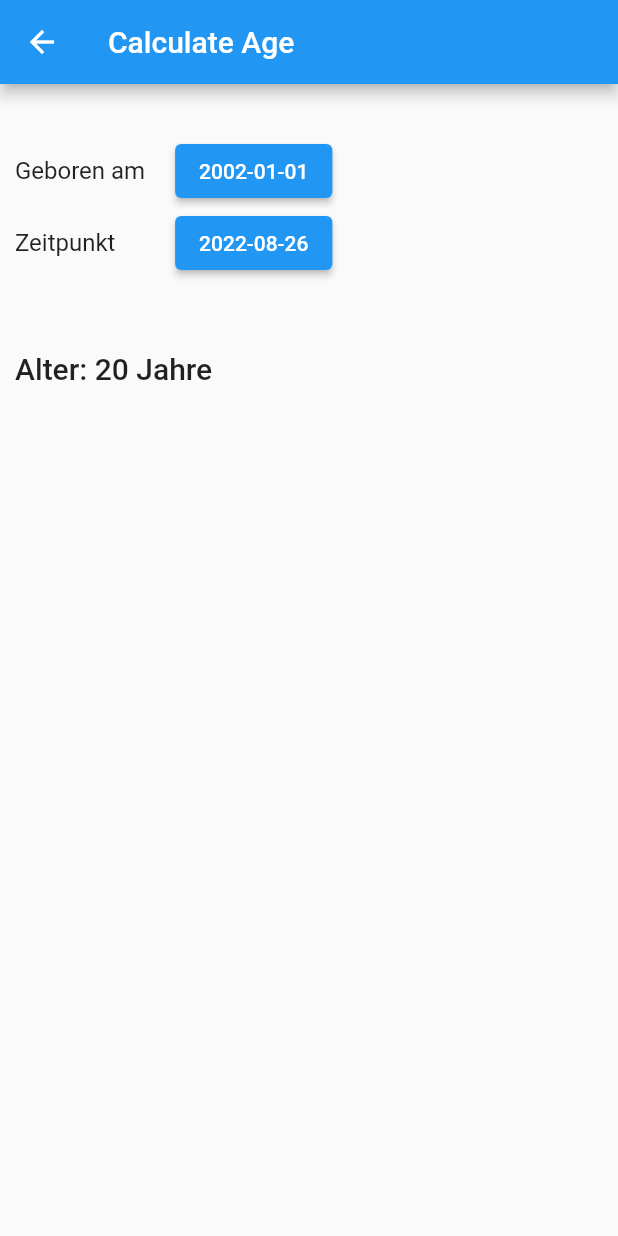
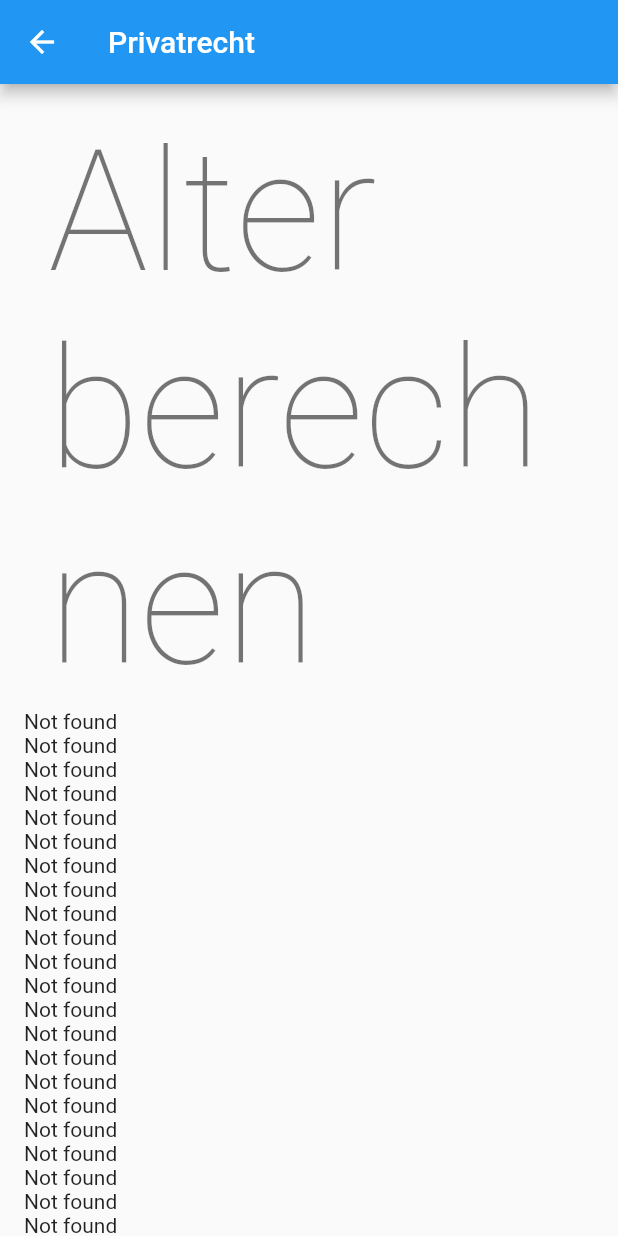
Before and after one commit to SteffBauer/legal_info, a Flutter app: the screen it shows after launch, after a tap on "Privatrecht", on a phone screen of 412 x 824 dp. Run offline on Flutter 3.47's test engine with Material 2 defaults, Android fonts, the phone set to English and light mode, and no system bars.

Commit message:
Work on views and project structure

```diff
--- a/lib/main.dart
+++ b/lib/main.dart
@@ -1,5 +1,11 @@
 import 'package:flutter/material.dart';
-import 'package:legal_info/tools/modules/calcAge.dart';
+import 'package:legal_info/mappings/view_module_mapping.dart';
+import 'package:legal_info/mappings/view_text_mapping.dart';
+import 'package:legal_info/models/enum_view_list.dart';
+import 'package:legal_info/models/view_detail_model.dart';
+import 'package:legal_info/views/overview_area.dart';
+import 'models/view_list_model.dart';
+import 'views/tools/modules/calcAge.dart';
 
 void main() {
   runApp(const MyApp());
@@ -7,6 +13,7 @@ void main() {
 
 class MyApp extends StatelessWidget {
   const MyApp({Key? key}) : super(key: key);
+  static const String notFound = 'Not found';
 
   // This widget is the root of your application.
   @override
@@ -41,7 +48,10 @@ class MyHomePage extends StatefulWidget {
 class _MyHomePageState extends State<MyHomePage> {
   @override
   Widget build(BuildContext context) {
-    final textStyle = Theme.of(context).textTheme.titleLarge;
+    final textStyle = Theme.of(context)
+        .textTheme
+        .titleLarge
+        ?.merge(const TextStyle(overflow: TextOverflow.ellipsis));
     const iconSize = 40.0;
 
     return Scaffold(
@@ -59,31 +69,13 @@ class _MyHomePageState extends State<MyHomePage> {
                   mainAxisAlignment: MainAxisAlignment.end,
                   crossAxisAlignment: CrossAxisAlignment.end,
                   children: <Widget>[
-                    _getColumn(
-                        context,
-                        Text(
-                          "Privatrecht",
-                          style: textStyle,
-                        ),
-                        const Icon(
-                          Icons.gavel,
-                          size: iconSize,
-                        ))
+                    _getColumn(context, ViewListType.PrivateLaw),
                   ],
                 ),
                 Row(
                     mainAxisAlignment: MainAxisAlignment.end,
                     children: <Widget>[
-                      _getColumn(
-                          context,
-                          Text(
-                            "Text",
-                            style: textStyle,
-                          ),
-                          const Icon(
-                            Icons.gavel,
-                            size: iconSize,
-                          ))
+                      _getColumn(context, ViewListType.PublicLaw)
                     ]),
               ],
             ),
@@ -94,32 +86,12 @@ class _MyHomePageState extends State<MyHomePage> {
                   mainAxisAlignment: MainAxisAlignment.end,
                   crossAxisAlignment: CrossAxisAlignment.end,
                   children: <Widget>[
-                    _getColumn(
-                        context,
-                        Text(
-                          "Text",
-                          style: textStyle,
-                        ),
-                        const Icon(
-                          Icons.gavel,
-                          size: iconSize,
-                        ))
+                    _getColumn(context, ViewListType.CriminalLaw)
                   ],
                 ),
                 Row(
                   mainAxisAlignment: MainAxisAlignment.end,
-                  children: <Widget>[
-                    _getColumn(
-                        context,
-                        Text(
-                          "Tools",
-                          style: textStyle,
-                        ),
-                        const Icon(
-                          Icons.gavel,
-                          size: iconSize,
-                        ))
-                  ],
+                  children: <Widget>[_getColumn(context, ViewListType.Tools)],
                 ),
               ],
             ),
@@ -129,7 +101,36 @@ class _MyHomePageState extends State<MyHomePage> {
     );
   }
 
-  Widget _getColumn(context, Text text, Icon icon) {
+  Widget _getColumn(context, ViewListType viewListType) {
+    var textStyle = Theme.of(context)
+        .textTheme
+        .titleLarge
+        ?.merge(const TextStyle(overflow: TextOverflow.ellipsis));
+
+    IconData iconData = Icons.warning;
+    IViewListModel viewListModel;
+
+    switch (viewListType) {
+      case ViewListType.PrivateLaw:
+        iconData = Icons.security;
+        viewListModel = ViewModuleMapping.viewsPrivateLaw;
+        break;
+      case ViewListType.PublicLaw:
+        iconData = Icons.groups;
+        viewListModel = ViewModuleMapping.viewsPublicLaw;
+        break;
+      case ViewListType.CriminalLaw:
+        iconData = Icons.gavel;
+        viewListModel = ViewModuleMapping.viewsCriminalLaw;
+        break;
+      case ViewListType.Tools:
+        iconData = Icons.handyman;
+        viewListModel = ViewModuleMapping.viewsTools;
+        break;
+    }
+
+    Icon icon = Icon(iconData, size: 40);
+
     return InkWell(
       child: Container(
         margin: const EdgeInsets.all(5.0),
@@ -149,7 +150,10 @@ class _MyHomePageState extends State<MyHomePage> {
           mainAxisAlignment: MainAxisAlignment.spaceEvenly,
           children: [
             icon,
-            text,
+            Text(
+              viewListModel.title,
+              style: textStyle,
+            ),
           ],
         ),
       ),
@@ -157,7 +161,8 @@ class _MyHomePageState extends State<MyHomePage> {
         // todo open page with different tools
         // todo base class for views & tools
         Navigator.push(context, MaterialPageRoute(builder: (context) {
-          return CalculateAgePage();
+          return OverViewArea(
+              title: viewListModel.title, childViews: viewListModel.childViews);
         }));
       },
     );
--- /dev/null
+++ b/lib/mappings/view_module_mapping.dart
@@ -0,0 +1,19 @@
+import 'package:legal_info/mappings/view_text_mapping.dart';
+
+import '../models/view_list_model.dart';
+import '../views/overview_area.dart';
+import '../views/tools/modules/calcAge.dart';
+
+class ViewModuleMapping {
+  ViewModuleMapping();
+
+  static final IViewListModel viewsPrivateLaw = OverViewArea(
+      title: ViewTextMapping.privateLaw,
+      childViews: const [CalculateAgePage()]);
+  static final IViewListModel viewsPublicLaw =
+      OverViewArea(title: ViewTextMapping.publicLaw, childViews: const []);
+  static final IViewListModel viewsTools =
+      OverViewArea(title: ViewTextMapping.tools, childViews: const []);
+  static final IViewListModel viewsCriminalLaw =
+      OverViewArea(title: ViewTextMapping.criminalLaw, childViews: const []);
+}
--- /dev/null
+++ b/lib/mappings/view_text_mapping.dart
@@ -0,0 +1,8 @@
+class ViewTextMapping {
+  ViewTextMapping();
+
+  static String privateLaw = "Privatrecht";
+  static String publicLaw = "Öffentliches Recht";
+  static String criminalLaw = "Strafrecht";
+  static String tools = "Tools";
+}
--- /dev/null
+++ b/lib/models/enum_view_list.dart
@@ -0,0 +1,6 @@
+enum ViewListType {
+  PrivateLaw,
+  PublicLaw,
+  CriminalLaw,
+  Tools,
+}
--- /dev/null
+++ b/lib/models/view_detail_model.dart
@@ -0,0 +1,5 @@
+import 'package:flutter/material.dart';
+
+mixin IViewDetailModel implements Widget {
+  String get title;
+}
--- /dev/null
+++ b/lib/models/view_list_model.dart
@@ -0,0 +1,6 @@
+import 'package:legal_info/models/view_detail_model.dart';
+
+abstract class IViewListModel {
+  String get title;
+  List<IViewDetailModel> get childViews;
+}
--- /dev/null
+++ b/lib/views/overview_area.dart
@@ -0,0 +1,62 @@
+import 'package:flutter/material.dart';
+import 'package:legal_info/models/view_detail_model.dart';
+import 'package:legal_info/models/view_list_model.dart';
+
+class OverViewArea extends StatelessWidget implements IViewListModel {
+  @override
+  final List<IViewDetailModel> childViews;
+  @override
+  final String title;
+
+  const OverViewArea({Key? key, required this.title, required this.childViews})
+      : super(key: key);
+
+  @override
+  Widget build(BuildContext context) {
+    return Scaffold(
+        appBar: AppBar(title: Text(title)), body: _getBody(context));
+  }
+
+  _getBody(BuildContext context) {
+    var headline = Theme.of(context).textTheme.headline1;
+
+    return childViews.isEmpty
+        ? Center(
+            child: Text(
+              'Empty',
+              style: Theme.of(context)
+                  .textTheme
+                  .titleLarge!
+                  .merge(TextStyle(color: Colors.red)),
+            ),
+          )
+        : ListView.builder(
+            padding: const EdgeInsets.all(16.0),
+            itemBuilder: (context, i) {
+              if (i >= childViews.length) return const Text('Not found');
+
+              if (i.isOdd) return const Divider();
+
+              final index = i ~/ 2;
+              return ListTile(
+                  title: Text(
+                    childViews[index].title,
+                    style: headline,
+                  ),
+                  /*
+            trailing: Icon(
+              alreadySaved ? Icons.favorite : Icons.favorite_border,
+              color: alreadySaved ? Colors.red : null,
+              semanticLabel: alreadySaved ? 'Remove from saved' : 'Save',
+            ),
+            */
+                  onTap: () {
+                    Navigator.push(
+                        context,
+                        MaterialPageRoute(
+                            builder: (context) => childViews[index]));
+                  });
+            },
+          );
+  }
+}
--- a/lib/tools/modules/calcAge.dart
+++ b/lib/views/tools/modules/calcAge.dart
@@ -1,6 +1,10 @@
 import 'package:flutter/material.dart';
+import 'package:legal_info/models/view_detail_model.dart';
 
-class CalculateAgePage extends StatefulWidget {
+class CalculateAgePage extends StatefulWidget implements IViewDetailModel {
+  @override
+  final String title = "Alter berechnen";
+
   const CalculateAgePage({Key? key}) : super(key: key);
 
   @override
```
